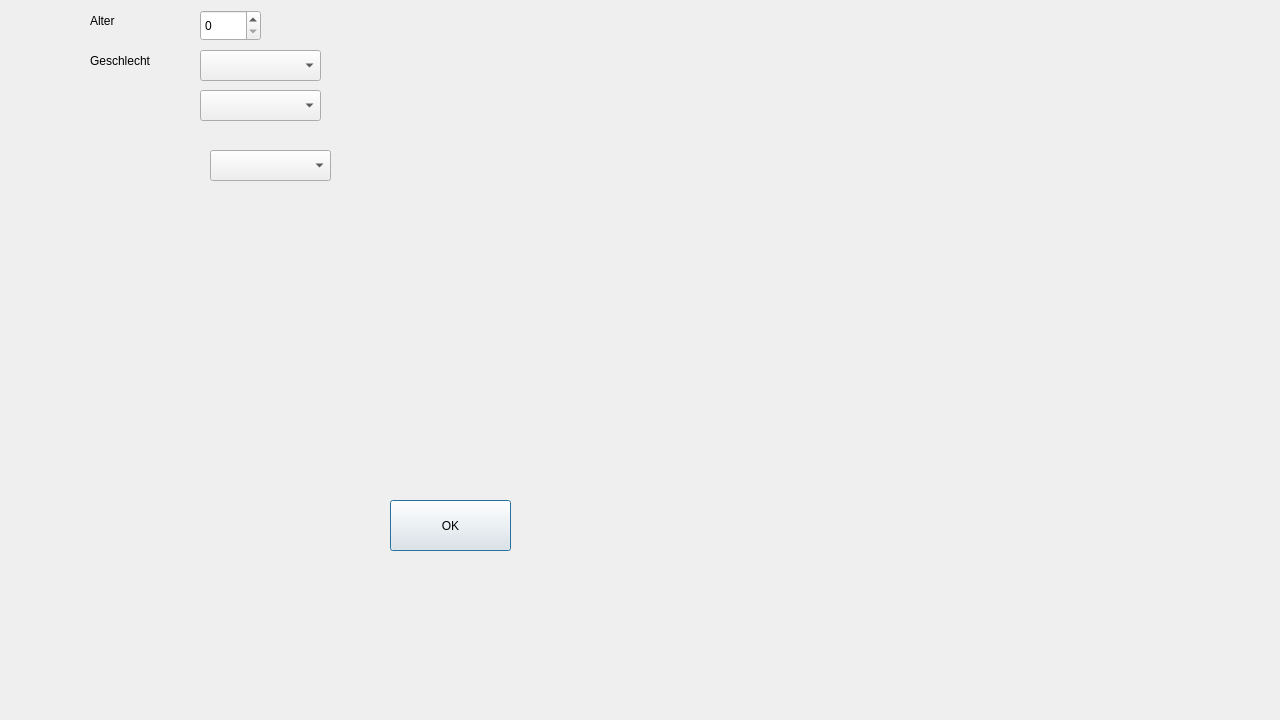
First picture: the form in FrmMain.ui, repository MusMuss1/CDSS_Hals, before the edit.
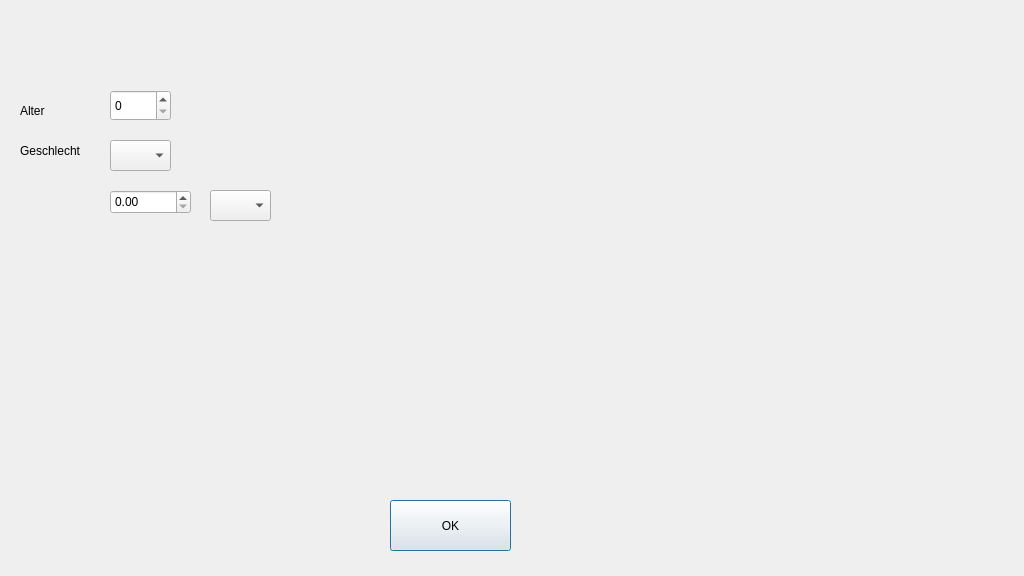
Second picture: the form after the edit.

Commit message: Changed min. resolution to 576p add temperature add fever

The edit to the form file:
```diff
--- a/FrmMain.ui
+++ b/FrmMain.ui
@@ -6,8 +6,8 @@
    <rect>
     <x>0</x>
     <y>0</y>
-    <width>1280</width>
-    <height>720</height>
+    <width>1024</width>
+    <height>576</height>
    </rect>
   </property>
   <property name="windowTitle">
@@ -29,9 +29,9 @@
   <widget class="QComboBox" name="cmbfieber">
    <property name="geometry">
     <rect>
-     <x>200</x>
-     <y>90</y>
-     <width>121</width>
+     <x>210</x>
+     <y>190</y>
+     <width>61</width>
      <height>31</height>
     </rect>
    </property>
@@ -39,8 +39,8 @@
   <widget class="QLabel" name="label">
    <property name="geometry">
     <rect>
-     <x>90</x>
-     <y>10</y>
+     <x>20</x>
+     <y>100</y>
      <width>61</width>
      <height>21</height>
     </rect>
@@ -52,8 +52,8 @@
   <widget class="QLabel" name="label_2">
    <property name="geometry">
     <rect>
-     <x>90</x>
-     <y>50</y>
+     <x>20</x>
+     <y>140</y>
      <width>101</width>
      <height>21</height>
     </rect>
@@ -65,19 +65,9 @@
   <widget class="QComboBox" name="cmbgender">
    <property name="geometry">
     <rect>
-     <x>200</x>
-     <y>50</y>
-     <width>121</width>
-     <height>31</height>
-    </rect>
-   </property>
-  </widget>
-  <widget class="QComboBox" name="cmbfieber_2">
-   <property name="geometry">
-    <rect>
-     <x>210</x>
-     <y>150</y>
-     <width>121</width>
+     <x>110</x>
+     <y>140</y>
+     <width>61</width>
      <height>31</height>
     </rect>
    </property>
@@ -85,13 +75,23 @@
   <widget class="QSpinBox" name="spinboxage">
    <property name="geometry">
     <rect>
-     <x>200</x>
-     <y>10</y>
+     <x>110</x>
+     <y>90</y>
      <width>61</width>
      <height>31</height>
     </rect>
    </property>
   </widget>
+  <widget class="QDoubleSpinBox" name="spinboxtemp">
+   <property name="geometry">
+    <rect>
+     <x>110</x>
+     <y>190</y>
+     <width>81</width>
+     <height>24</height>
+    </rect>
+   </property>
+  </widget>
  </widget>
  <resources/>
  <connections/>
```
The commit also changes 2 other files.
